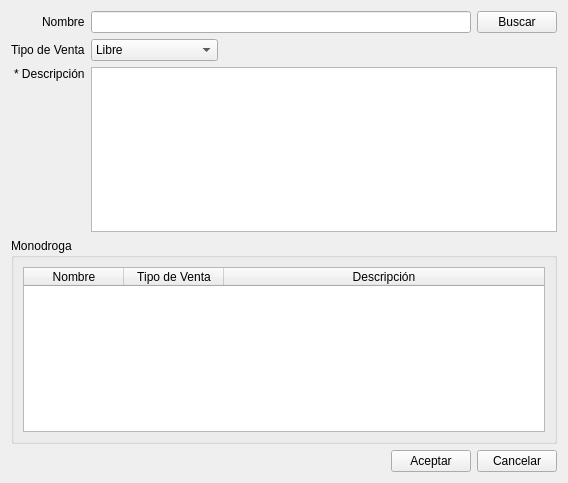
This is ventanas/vtnMonodroga.ui in leaLuque/FarmaciaCrisol as Qt 5 draws it before an edit. The edited form follows.
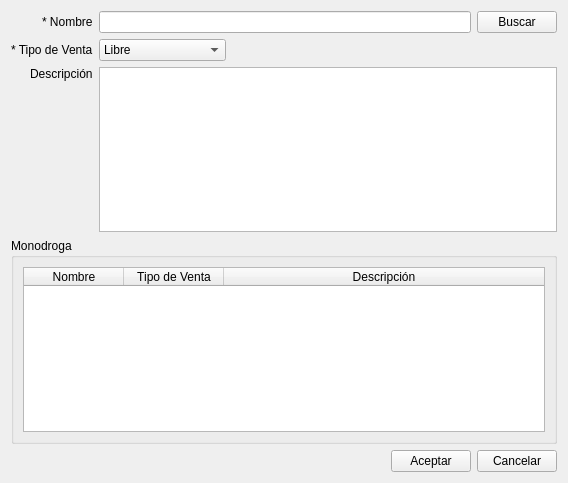
This is the edited form.

The edit to the form file:
```diff
--- a/ventanas/vtnMonodroga.ui
+++ b/ventanas/vtnMonodroga.ui
@@ -19,7 +19,7 @@
      <item row="1" column="0" alignment="Qt::AlignRight">
       <widget class="QLabel" name="label_4">
        <property name="text">
-        <string>Tipo de Venta</string>
+        <string>* Tipo de Venta</string>
        </property>
       </widget>
      </item>
@@ -47,14 +47,14 @@
      <item row="0" column="0" alignment="Qt::AlignRight">
       <widget class="QLabel" name="label">
        <property name="text">
-        <string>Nombre</string>
+        <string>* Nombre</string>
        </property>
       </widget>
      </item>
      <item row="2" column="0" alignment="Qt::AlignRight|Qt::AlignTop">
       <widget class="QLabel" name="label_2">
        <property name="text">
-        <string>* Descripción</string>
+        <string>Descripción</string>
        </property>
       </widget>
      </item>
```
